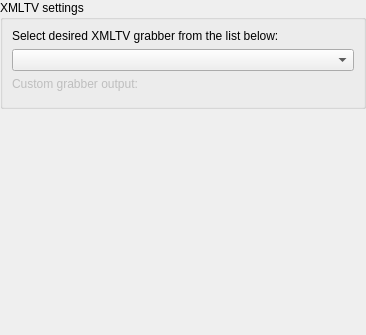
The window that src/ui/settings/SettingsSchedule.ui (ntadej/tano) describes before a commit, drawn with Qt 5.
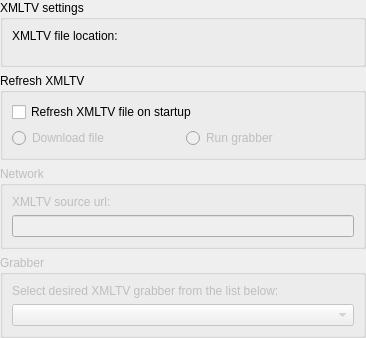
The same window after the commit. Custom widgets are drawn as their Qt base class.

Commit message: Major settings update with new options

```diff
--- a/src/ui/settings/SettingsSchedule.ui
+++ b/src/ui/settings/SettingsSchedule.ui
@@ -7,7 +7,7 @@
     <x>0</x>
     <y>0</y>
     <width>366</width>
-    <height>335</height>
+    <height>338</height>
    </rect>
   </property>
   <layout class="QVBoxLayout" name="verticalLayout">
@@ -21,6 +21,86 @@
      </property>
      <layout class="QVBoxLayout" name="verticalLayout_3">
       <item>
+       <widget class="QLabel" name="labelLocation">
+        <property name="text">
+         <string>XMLTV file location:</string>
+        </property>
+       </widget>
+      </item>
+      <item>
+       <widget class="BrowseWidget" name="location" native="true"/>
+      </item>
+     </layout>
+    </widget>
+   </item>
+   <item>
+    <widget class="QGroupBox" name="groupRefresh">
+     <property name="title">
+      <string>Refresh XMLTV</string>
+     </property>
+     <layout class="QGridLayout" name="gridLayout">
+      <item row="0" column="0" colspan="2">
+       <widget class="QCheckBox" name="checkRefresh">
+        <property name="text">
+         <string>Refresh XMLTV file on startup</string>
+        </property>
+       </widget>
+      </item>
+      <item row="1" column="0">
+       <widget class="QRadioButton" name="radioNetwork">
+        <property name="enabled">
+         <bool>false</bool>
+        </property>
+        <property name="text">
+         <string>Download file</string>
+        </property>
+       </widget>
+      </item>
+      <item row="1" column="1">
+       <widget class="QRadioButton" name="radioGrabber">
+        <property name="enabled">
+         <bool>false</bool>
+        </property>
+        <property name="text">
+         <string>Run grabber</string>
+        </property>
+       </widget>
+      </item>
+     </layout>
+    </widget>
+   </item>
+   <item>
+    <widget class="QGroupBox" name="groupUrl">
+     <property name="enabled">
+      <bool>false</bool>
+     </property>
+     <property name="title">
+      <string>Network</string>
+     </property>
+     <layout class="QVBoxLayout" name="verticalLayout_4">
+      <item>
+       <widget class="QLabel" name="labelUrl">
+        <property name="text">
+         <string>XMLTV source url:</string>
+        </property>
+       </widget>
+      </item>
+      <item>
+       <widget class="QLineEdit" name="editUrl"/>
+      </item>
+     </layout>
+    </widget>
+   </item>
+   <item>
+    <widget class="QGroupBox" name="groupGrabber">
+     <property name="enabled">
+      <bool>false</bool>
+     </property>
+     <property name="title">
+      <string>Grabber</string>
+     </property>
+     <layout class="QVBoxLayout" name="verticalLayout_2">
+      <item>
        <widget class="QLabel" name="labelSelect">
         <property name="text">
          <string>Select desired XMLTV grabber from the list below:</string>
@@ -30,39 +110,9 @@
       <item>
        <widget class="QComboBox" name="comboGrabber"/>
       </item>
-      <item>
-       <widget class="QLabel" name="labelCustom">
-        <property name="enabled">
-         <bool>false</bool>
-        </property>
-        <property name="text">
-         <string>Custom grabber output:</string>
-        </property>
-       </widget>
-      </item>
-      <item>
-       <widget class="BrowseWidget" name="location" native="true">
-        <property name="enabled">
-         <bool>false</bool>
-        </property>
-       </widget>
-      </item>
      </layout>
     </widget>
    </item>
-   <item>
-    <spacer name="verticalSpacer">
-     <property name="orientation">
-      <enum>Qt::Vertical</enum>
-     </property>
-     <property name="sizeHint" stdset="0">
-      <size>
-       <width>20</width>
-       <height>40</height>
-      </size>
-     </property>
-    </spacer>
-   </item>
   </layout>
  </widget>
  <customwidgets>
```
Left out of the diff: 67 changed lines with no effect on the pictures. The commit also changes 43 other files.
